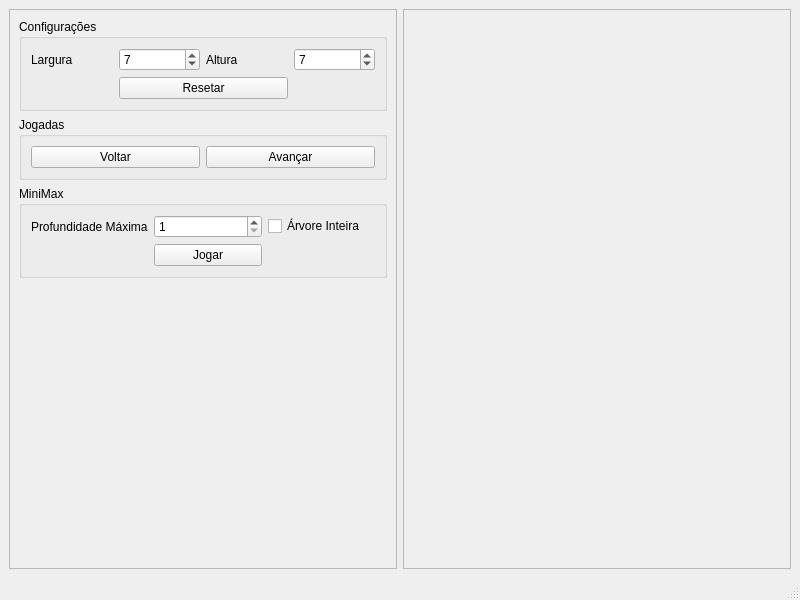
This is interface.ui in berr/minimax as Qt 5 draws it before an edit. The edited form follows.
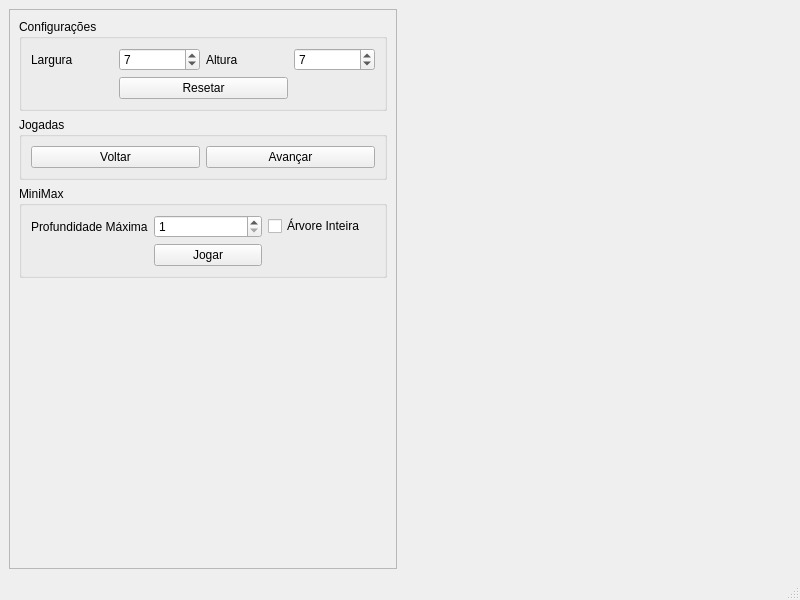
This is the edited form.

What changed in the file:
```diff
--- a/interface.ui
+++ b/interface.ui
@@ -156,12 +156,19 @@
     <item>
      <widget class="QFrame" name="frame">
       <property name="frameShape">
-       <enum>QFrame::StyledPanel</enum>
+       <enum>QFrame::NoFrame</enum>
       </property>
       <property name="frameShadow">
-       <enum>QFrame::Raised</enum>
+       <enum>QFrame::Plain</enum>
       </property>
-      <layout class="QHBoxLayout" name="horizontalLayout"/>
+      <layout class="QHBoxLayout" name="horizontalLayout">
+       <property name="spacing">
+        <number>0</number>
+       </property>
+       <property name="margin">
+        <number>0</number>
+       </property>
+      </layout>
      </widget>
     </item>
    </layout>
```
Left out of the diff: 4 changed lines with no effect on the pictures.
